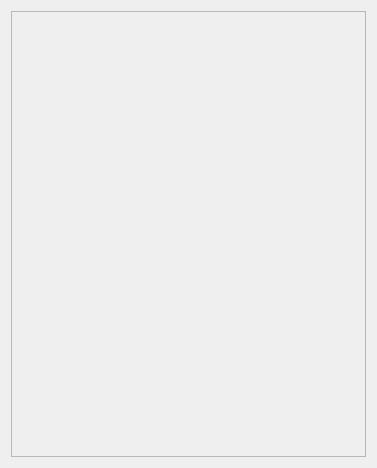
This is Frontend/login_resgister.ui in XxDdUu/DACS01 as Qt 5 draws it before an edit. The edited form follows.
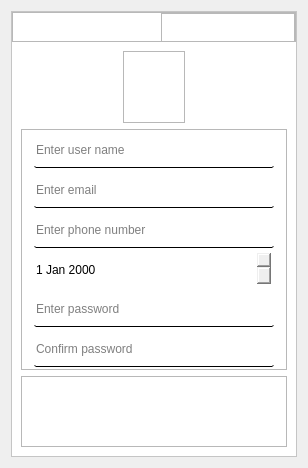
This is the edited form. The open tabs and pages were chosen to show the change. Icons and pictures are not drawn.

Commit message: update register-login ui

```diff
--- a/Frontend/login_resgister.ui
+++ b/Frontend/login_resgister.ui
@@ -6,7 +6,7 @@
    <rect>
     <x>0</x>
     <y>0</y>
-    <width>377</width>
+    <width>304</width>
     <height>468</height>
    </rect>
   </property>
@@ -19,11 +19,18 @@
   <property name="windowTitle">
    <string>Form</string>
   </property>
+  <property name="styleSheet">
+   <string notr="true">#main_frame {
+	background-color: rgb(255, 255, 255);
+}</string>
+  </property>
   <layout class="QVBoxLayout" name="verticalLayout">
    <item>
     <widget class="QFrame" name="main_frame">
      <property name="styleSheet">
-      <string notr="true"/>
+      <string notr="true">#main_frame {
+	background-color: rgb(255, 255, 255);
+}</string>
      </property>
      <property name="frameShape">
       <enum>QFrame::StyledPanel</enum>
@@ -47,17 +54,236 @@
       <property name="bottomMargin">
        <number>0</number>
       </property>
+      <item>
+       <widget class="QFrame" name="header">
+        <property name="sizePolicy">
+         <sizepolicy hsizetype="Preferred" vsizetype="Fixed">
+          <horstretch>0</horstretch>
+          <verstretch>0</verstretch>
+         </sizepolicy>
+        </property>
+        <property name="minimumSize">
+         <size>
+          <width>284</width>
+          <height>30</height>
+         </size>
+        </property>
+        <property name="maximumSize">
+         <size>
+          <width>284</width>
+          <height>30</height>
+         </size>
+        </property>
+        <property name="frameShape">
+         <enum>QFrame::StyledPanel</enum>
+        </property>
+        <property name="frameShadow">
+         <enum>QFrame::Raised</enum>
+        </property>
+        <layout class="QHBoxLayout" name="horizontalLayout">
+         <property name="spacing">
+          <number>0</number>
+         </property>
+         <property name="leftMargin">
+          <number>0</number>
+         </property>
+         <property name="topMargin">
+          <number>0</number>
+         </property>
+         <property name="rightMargin">
+          <number>0</number>
+         </property>
+         <property name="bottomMargin">
+          <number>0</number>
+         </property>
+         <item>
+          <spacer name="horizontalSpacer">
+           <property name="orientation">
+            <enum>Qt::Horizontal</enum>
+           </property>
+           <property name="sizeType">
+            <enum>QSizePolicy::Fixed</enum>
+           </property>
+           <property name="sizeHint" stdset="0">
+            <size>
+             <width>148</width>
+             <height>7</height>
+            </size>
+           </property>
+          </spacer>
+         </item>
+         <item>
+          <widget class="QFrame" name="interact">
+           <property name="sizePolicy">
+            <sizepolicy hsizetype="Preferred" vsizetype="Fixed">
+             <horstretch>0</horstretch>
+             <verstretch>0</verstretch>
+            </sizepolicy>
+           </property>
+           <property name="minimumSize">
+            <size>
+             <width>0</width>
+             <height>30</height>
+            </size>
+           </property>
+           <property name="maximumSize">
+            <size>
+             <width>16777215</width>
+             <height>30</height>
+            </size>
+           </property>
+           <property name="baseSize">
+            <size>
+             <width>0</width>
+             <height>0</height>
+            </size>
+           </property>
+           <property name="styleSheet">
+            <string notr="true">QPushButton {
+	border: none;
+}
+#interact {
+	margin: 0;
+}</string>
+           </property>
+           <property name="frameShape">
+            <enum>QFrame::StyledPanel</enum>
+           </property>
+           <property name="frameShadow">
+            <enum>QFrame::Raised</enum>
+           </property>
+           <layout class="QHBoxLayout" name="horizontalLayout_2">
+            <property name="spacing">
+             <number>0</number>
+            </property>
+            <property name="leftMargin">
+             <number>0</number>
+            </property>
+            <property name="topMargin">
+             <number>0</number>
+            </property>
+            <property name="rightMargin">
+             <number>0</number>
+            </property>
+            <property name="bottomMargin">
+             <number>0</number>
+            </property>
+            <item>
+             <widget class="QPushButton" name="sleep">
+              <property name="sizePolicy">
+               <sizepolicy hsizetype="Preferred" vsizetype="Fixed">
+                <horstretch>0</horstretch>
+                <verstretch>0</verstretch>
+               </sizepolicy>
+              </property>
+              <property name="minimumSize">
+               <size>
+                <width>0</width>
+                <height>30</height>
+               </size>
+              </property>
+              <property name="maximumSize">
+               <size>
+                <width>16777215</width>
+                <height>30</height>
+               </size>
+              </property>
+              <property name="text">
+               <string/>
+              </property>
+              <property name="icon">
+               <iconset resource="View/img/resourec.qrc">
+                <normaloff>:/icon/minus.png</normaloff>:/icon/minus.png</iconset>
+              </property>
+             </widget>
+            </item>
+            <item>
+             <widget class="QPushButton" name="adjust_size">
+              <property name="sizePolicy">
+               <sizepolicy hsizetype="Preferred" vsizetype="Fixed">
+                <horstretch>0</horstretch>
+                <verstretch>0</verstretch>
+               </sizepolicy>
+              </property>
+              <property name="minimumSize">
+               <size>
+                <width>0</width>
+                <height>30</height>
+               </size>
+              </property>
+              <property name="maximumSize">
+               <size>
+                <width>16777215</width>
+                <height>30</height>
+               </size>
+              </property>
+              <property name="sizeIncrement">
+               <size>
+                <width>0</width>
+                <height>30</height>
+               </size>
+              </property>
+              <property name="text">
+               <string/>
+              </property>
+              <property name="icon">
+               <iconset resource="View/img/resourec.qrc">
+                <normaloff>:/icon/stack-svgrepo-com.svg</normaloff>:/icon/stack-svgrepo-com.svg</iconset>
+              </property>
+             </widget>
+            </item>
+            <item>
+             <widget class="QPushButton" name="close">
+              <property name="sizePolicy">
+               <sizepolicy hsizetype="Preferred" vsizetype="Fixed">
+                <horstretch>0</horstretch>
+                <verstretch>0</verstretch>
+               </sizepolicy>
+              </property>
+              <property name="minimumSize">
+               <size>
+                <width>0</width>
+                <height>30</height>
+               </size>
+              </property>
+              <property name="maximumSize">
+               <size>
+                <width>16777215</width>
+                <height>30</height>
+               </size>
+              </property>
+              <property name="text">
+               <string/>
+              </property>
+              <property name="icon">
+               <iconset resource="View/img/resourec.qrc">
+                <normaloff>:/icon/x.png</normaloff>:/icon/x.png</iconset>
+              </property>
+              <property name="iconSize">
+               <size>
+                <width>16</width>
+                <height>16</height>
+               </size>
+              </property>
+             </widget>
+            </item>
+           </layout>
+          </widget>
+         </item>
+        </layout>
+       </widget>
+      </item>
       <item>
        <widget class="QStackedWidget" name="Background">
         <property name="styleSheet">
-         <string notr="true">#main_frame {
-	background-color: 227, 223, 222;
+         <string notr="true">#Background {
+	background-color: rgb(255, 255, 255);
 }</string>
         </property>
         <property name="currentIndex">
          <number>0</number>
         </property>
-        <widget class="QWidget" name="Login_page">
+        <widget class="QWidget" name="Register_page">
          <property name="styleSheet">
           <string notr="true">#Login_page {
 	background: rgb(195, 195, 195)
@@ -133,8 +359,21 @@
 	border-bottom-width: 1px;
 	border-radius: 2px;
 	border-bottom-color: #000;
-	margin: 2px
-}</string>
+	margin: 2px;
+	height: 35px;
+}
+#DateOfBirth {
+	margin: 2px;
+	border:none;
+	border-bottom-color: #000;
+	border-bottom-width: 1px;
+	border-radius: 2px;
+	color : #232, 237, 234;
+	background-color: #217, 217, 217;
+	height: 35px;
+	text-align: center
+}
+</string>
             </property>
             <property name="frameShape">
              <enum>QFrame::StyledPanel</enum>
@@ -159,7 +398,7 @@
               <number>0</number>
              </property>
              <item>
-              <widget class="QLineEdit" name="lineEdit">
+              <widget class="QLineEdit" name="Username">
                <property name="minimumSize">
                 <size>
                  <width>0</width>
@@ -172,32 +411,64 @@
               </widget>
              </item>
              <item>
-              <widget class="QLineEdit" name="lineEdit_4">
+              <widget class="QLineEdit" name="Email">
                <property name="minimumSize">
                 <size>
                  <width>0</width>
                  <height>35</height>
                 </size>
                </property>
+               <property name="dragEnabled">
+                <bool>false</bool>
+               </property>
+               <property name="placeholderText">
+                <string>Enter email</string>
+               </property>
               </widget>
              </item>
              <item>
-              <widget class="QLineEdit" name="lineEdit_2">
+              <widget class="QLineEdit" name="Phone_Num">
                <property name="minimumSize">
                 <size>
                  <width>0</width>
                  <height>35</height>
                 </size>
                </property>
+               <property name="placeholderText">
+                <string>Enter phone number</string>
+               </property>
               </widget>
              </item>
              <item>
-              <widget class="QLineEdit" name="lineEdit_3">
+              <widget class="QDateEdit" name="DateOfBirth">
+               <property name="showGroupSeparator" stdset="0">
+                <bool>false</bool>
+               </property>
+              </widget>
+             </item>
+             <item>
+              <widget class="QLineEdit" name="Password">
                <property name="minimumSize">
                 <size>
                  <width>0</width>
                  <height>35</height>
                 </size>
+               </property>
+               <property name="echoMode">
+                <enum>QLineEdit::Password</enum>
+               </property>
+               <property name="placeholderText">
+                <string>Enter password</string>
+               </property>
+              </widget>
+             </item>
+             <item>
+              <widget class="QLineEdit" name="lineEdit_5">
+               <property name="echoMode">
+                <enum>QLineEdit::Password</enum>
+               </property>
+               <property name="placeholderText">
+                <string>Confirm password</string>
                </property>
               </widget>
              </item>
@@ -216,7 +487,7 @@
           </item>
          </layout>
         </widget>
-        <widget class="QWidget" name="Register_page"/>
+        <widget class="QWidget" name="Reg"/>
        </widget>
       </item>
      </layout>
```
The commit also changes 14 other files.
